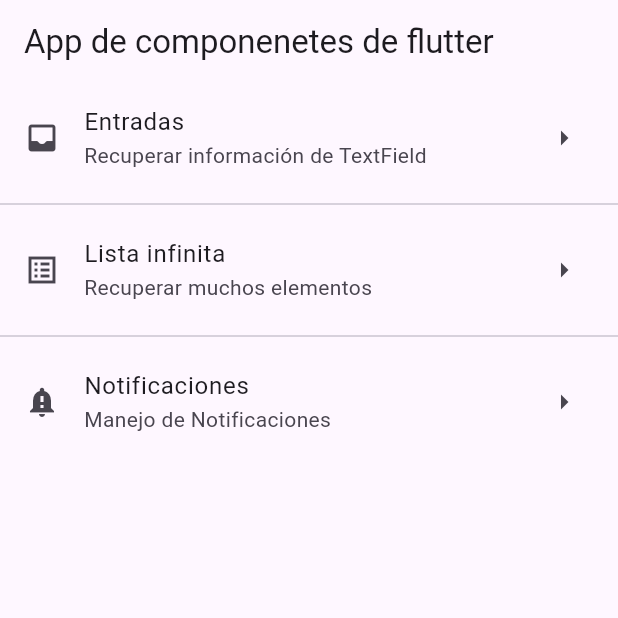
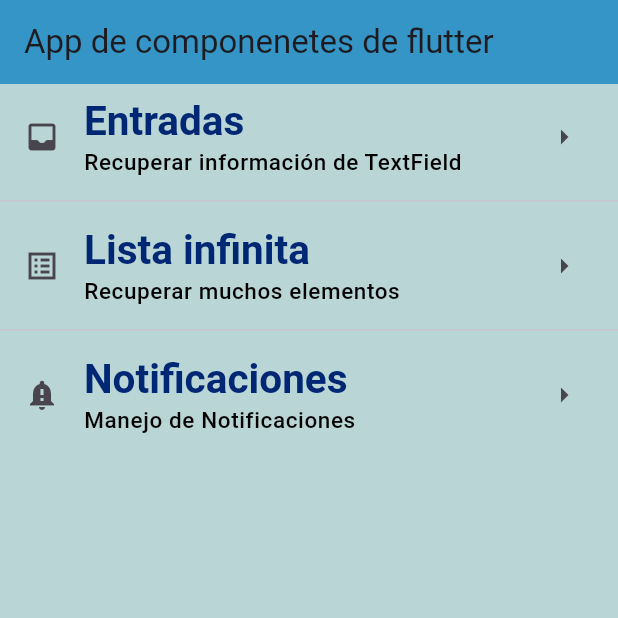
Before and after one commit to MarielBaezSanchez/componentes_flutter5a, a Flutter app: the screen it shows after launch, on a phone screen of 412 x 824 dp, the top half of it. Run offline on Flutter 3.47's test engine with Material 3 defaults, Android fonts, the phone set to English and light mode, and no system bars.

Commit message:
Creating a ThemeData for the App

```diff
--- a/lib/home_screen.dart
+++ b/lib/home_screen.dart
@@ -10,28 +10,42 @@ class HomeScreen extends StatelessWidget {
         title: const Text('App de componenetes de flutter'),
       ),
       body: ListView(
-        children: const <Widget> [
+        children:  <Widget> [
           ListTile(
-            title: Text('Entradas'),
-            subtitle: Text('Recuperar información de TextField'),
-            leading: Icon(Icons.inbox_rounded),
-            trailing: Icon(Icons.arrow_right_outlined),
+            title: Text('Entradas',
+            style: Theme.of(context).textTheme.headlineLarge,
+              ),
+
+            subtitle: Text(
+              'Recuperar información de TextField',
+              style: Theme.of(context).textTheme.bodySmall,
+            ),
+            leading:const Icon(Icons.inbox_rounded),
+            trailing:const Icon(Icons.arrow_right_outlined),
           ),
-          Divider(),
+          const Divider(),
           ListTile(
-            title: Text('Lista infinita'),
-            subtitle: Text('Recuperar muchos elementos'),
-            leading: Icon(Icons.list_alt_sharp),
-            trailing: Icon(Icons.arrow_right_outlined),
+            title: Text(
+              'Lista infinita',
+              style: Theme.of(context).textTheme.headlineLarge,),
+            subtitle: Text(
+              'Recuperar muchos elementos',
+              style: Theme.of(context).textTheme.bodySmall,
+              ),
+            leading:const Icon(Icons.list_alt_sharp),
+            trailing:const Icon(Icons.arrow_right_outlined),
           ),
-          Divider(),
+          const Divider(),
           ListTile(
-            title: Text('Notificaciones'),
-            subtitle: Text('Manejo de Notificaciones'),
-            leading: Icon(Icons.notification_important),
-            trailing: Icon(Icons.arrow_right_outlined),
+            title: Text(
+              'Notificaciones',
+              style: Theme.of(context).textTheme.headlineLarge,),
+            subtitle: Text(
+              'Manejo de Notificaciones',
+              style: Theme.of(context).textTheme.bodySmall,),
+            leading:const Icon(Icons.notification_important),
+            trailing:const Icon(Icons.arrow_right_outlined),
           ),
-
         ],
       ),
     );
--- a/lib/main_app.dart
+++ b/lib/main_app.dart
@@ -6,9 +6,26 @@ class MainApp extends StatelessWidget {
 
   @override
   Widget build(BuildContext context) {
-    return const MaterialApp(
+    return MaterialApp(
       debugShowCheckedModeBanner: false,
-      home: HomeScreen(),
+      home: const HomeScreen(),
+      theme: ThemeData(
+        scaffoldBackgroundColor: const Color.fromARGB(255, 185, 213, 213),
+        appBarTheme: const AppBarTheme(color: Color.fromARGB(198, 14, 131, 194)),
+        textTheme: const TextTheme(
+          headlineLarge: TextStyle(
+            fontFamily: 'sans-serif',
+            fontSize: 27.0,
+            fontWeight: FontWeight.bold,
+            color: Color.fromARGB(255, 0, 39, 116)
+          ),
+          bodySmall: TextStyle(
+            fontSize: 15.0,
+            fontWeight: FontWeight.w500,
+            color: Color.fromARGB(255, 0, 0, 0)
+          ),
+        ),
+      ),
     );
   }
 }
```
